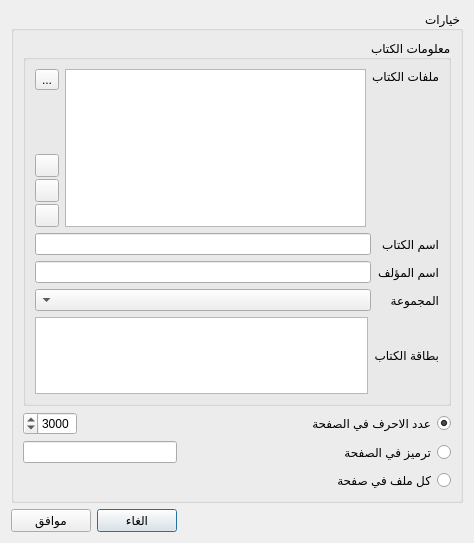
mahmoudbahaa/elkirtasse, file qbooks/ui/dialogconvert.ui: the form before one commit.
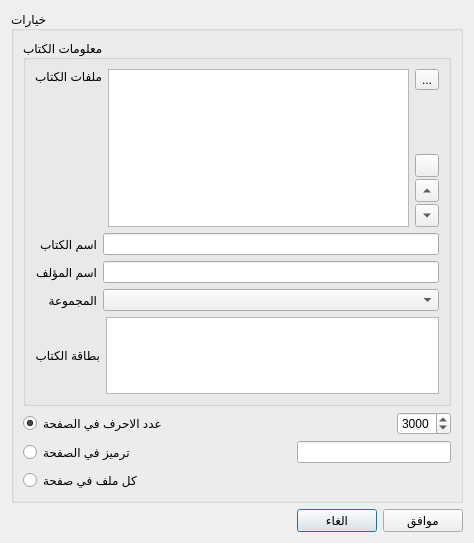
The form after the commit. Icons and pictures are not drawn.

```diff
--- a/qbooks/ui/dialogconvert.ui
+++ b/qbooks/ui/dialogconvert.ui
@@ -13,9 +13,6 @@
   <property name="windowTitle">
    <string>تحويل كتاب</string>
   </property>
-  <property name="layoutDirection">
-   <enum>Qt::RightToLeft</enum>
-  </property>
   <layout class="QVBoxLayout" name="verticalLayout_3">
    <item>
     <widget class="QGroupBox" name="groupBox">
@@ -128,6 +125,9 @@
                 <iconset resource="images.qrc">
                  <normaloff>:/images/image/edit-delete.png</normaloff>:/images/image/edit-delete.png</iconset>
                </property>
+               <property name="arrowType">
+                <enum>Qt::UpArrow</enum>
+               </property>
               </widget>
              </item>
              <item>
@@ -148,6 +148,9 @@
                 <iconset resource="images.qrc">
                  <normaloff>:/images/image/edit-delete.png</normaloff>:/images/image/edit-delete.png</iconset>
                </property>
+               <property name="arrowType">
+                <enum>Qt::DownArrow</enum>
+               </property>
               </widget>
              </item>
             </layout>
```
